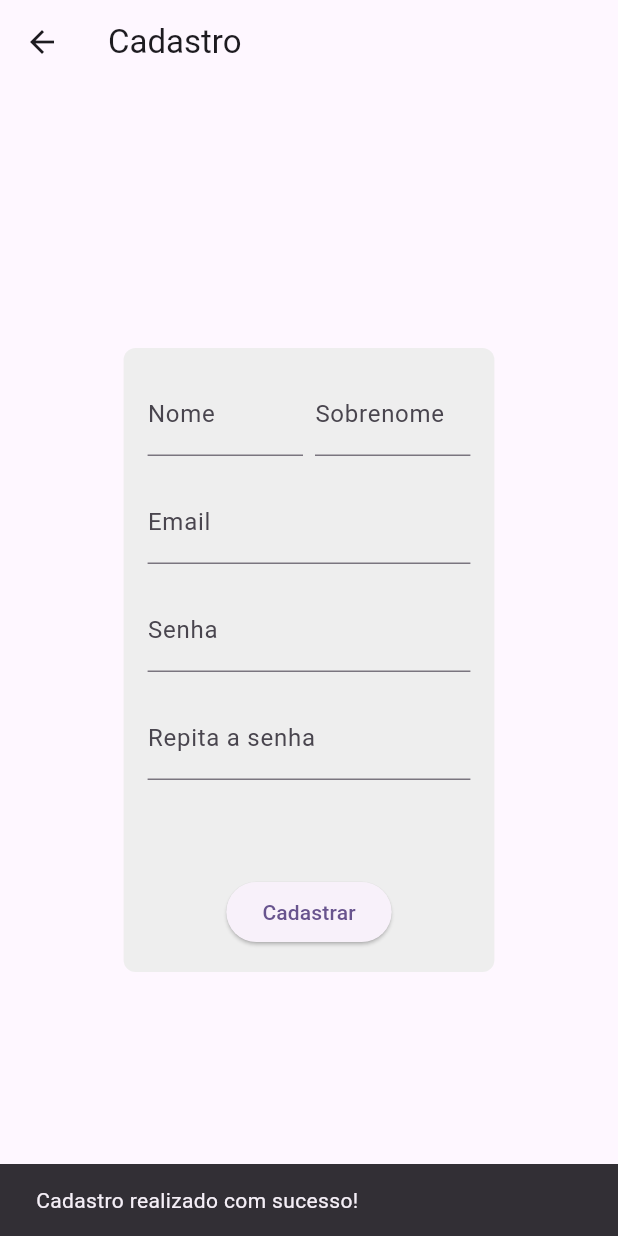
After one commit to notOliveira/Flutter-App, a Flutter app: the CadastroScreen screen opened by its route, after a tap on "Cadastrar", on a phone screen of 412 x 824 dp. The commit adds this screen. Run offline on Flutter 3.47's test engine with Material 3 defaults, Android fonts, the light colour scheme and no system bars.

Commit message:
Adicionando tela de registro

```diff
--- a/lib/main.dart
+++ b/lib/main.dart
@@ -1,6 +1,7 @@
 import 'package:flutter/material.dart';
 import 'primeira_tela.dart';
 import 'segunda_tela.dart';
+import 'register.dart';
 
 void main() {
   runApp(const MyApp());
@@ -17,6 +18,7 @@ class MyApp extends StatelessWidget {
       routes: {
         "/primeira_tela": (context) => Primeira(),
         "/segunda_tela": (context) => Segunda("a barra de pesquisa"),
+        "/register": (context) => CadastroScreen()
       },
       title: 'Flutter Demo',
       theme: ThemeData(
--- /dev/null
+++ b/lib/register.dart
@@ -0,0 +1,110 @@
+import 'package:flutter/material.dart';
+
+class CadastroScreen extends StatefulWidget {
+  @override
+  _CadastroScreenState createState() => _CadastroScreenState();
+}
+
+class _CadastroScreenState extends State<CadastroScreen> {
+  TextEditingController _nomeController = TextEditingController();
+  TextEditingController _sobrenomeController = TextEditingController();
+  TextEditingController _emailController = TextEditingController();
+  TextEditingController _senhaController = TextEditingController();
+  TextEditingController _repitasenhaController = TextEditingController();
+
+  @override
+  Widget build(BuildContext context) {
+    return Scaffold(
+      appBar: AppBar(
+        title: Text('Cadastro'),
+      ),
+      body: Center(
+        child: Container(
+          width: MediaQuery.of(context).size.width * 0.6, // Definindo a largura do container como 80% da largura da tela
+          padding: EdgeInsets.all(16.0),
+          decoration: BoxDecoration(
+            color: Colors.grey[200], // Definindo uma cor de fundo para o container
+            borderRadius: BorderRadius.circular(8.0), // Adicionando bordas arredondadas ao container
+          ),
+          child: Column(
+            mainAxisSize: MainAxisSize.min,
+            children: <Widget>[
+              Row(
+                children: <Widget>[
+                  Expanded(
+                    child: TextFormField(
+                      controller: _nomeController,
+                      decoration: InputDecoration(labelText: 'Nome'),
+                    ),
+                  ),
+                  SizedBox(width: 8.0), // Adicionando um espaço entre os campos
+                  Expanded(
+                    child: TextFormField(
+                      controller: _sobrenomeController,
+                      decoration: InputDecoration(labelText: 'Sobrenome'),
+                    ),
+                  ),
+                ],
+              ),
+              SizedBox(height: 16.0),
+              TextFormField(
+                controller: _emailController,
+                keyboardType: TextInputType.emailAddress,
+                decoration: InputDecoration(labelText: 'Email'),
+              ),
+              SizedBox(height: 16.0),
+              TextFormField(
+                controller: _senhaController,
+                obscureText: true,
+                decoration: InputDecoration(labelText: 'Senha'),
+              ),
+              SizedBox(height: 16.0),
+              TextFormField(
+                controller: _repitasenhaController,
+                obscureText: true,
+                decoration: InputDecoration(labelText: 'Repita a senha'),
+              ),
+              SizedBox(height: 64.0),
+              ElevatedButton(
+                onPressed: () {
+                  _cadastrar();
+                },
+                child: Text('Cadastrar'),
+              ),
+            ],
+          ),
+        ),
+      ),
+    );
+  }
+
+  void _cadastrar() {
+    String nome = _nomeController.text;
+    String sobrenome = _sobrenomeController.text;
+    String email = _emailController.text;
+    String senha = _senhaController.text;
+    String repitasenha = _repitasenhaController.text;
+
+    // Aqui você pode adicionar lógica para processar os dados do cadastro
+    // Por exemplo, enviar para um servidor, salvar localmente, etc.
+
+    // Resetar os campos após o cadastro
+    _nomeController.clear();
+    _sobrenomeController.clear();
+    _emailController.clear();
+    _senhaController.clear();
+    _repitasenhaController.clear();
+
+    // Exibir uma mensagem de sucesso ou redirecionar para outra tela, etc.
+    ScaffoldMessenger.of(context).showSnackBar(
+      SnackBar(content: Text('Cadastro realizado com sucesso!')),
+    );
+  }
+}
+
+void main() {
+  runApp(MaterialApp(
+    title: 'Cadastro Example',
+    home: CadastroScreen(),
+  ));
+}
```
